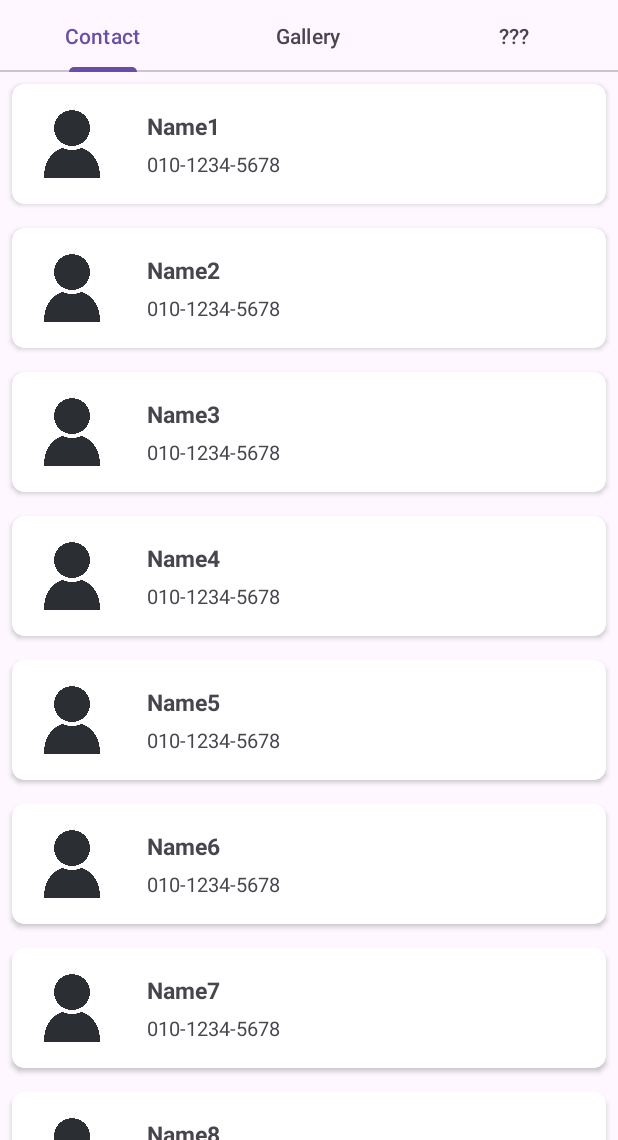
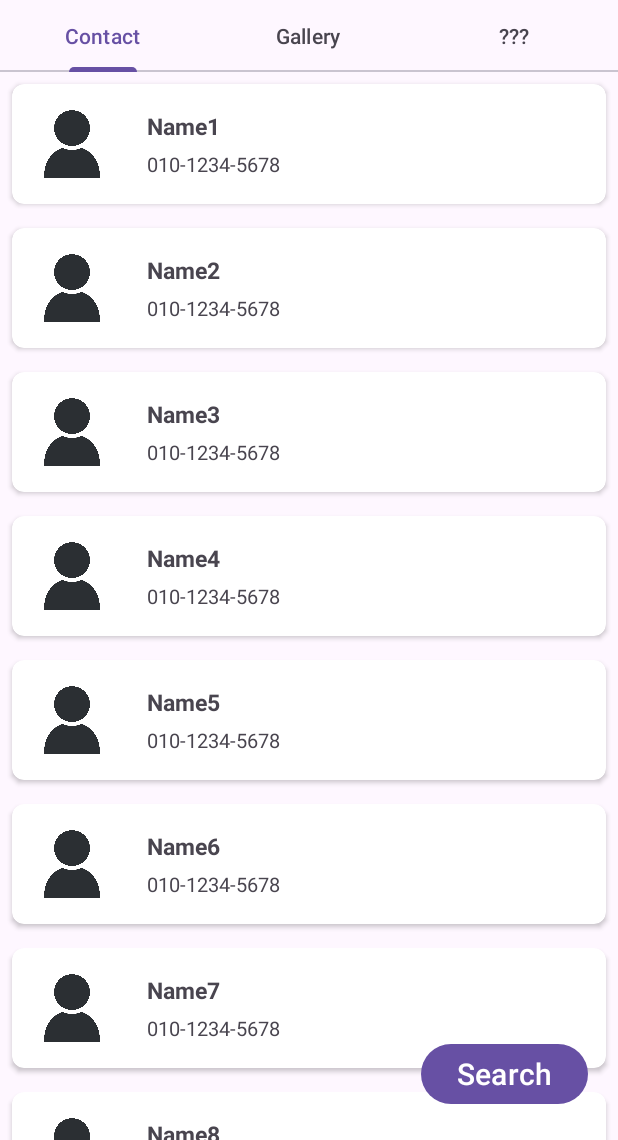
Before and after one commit to jysh1023/Madcamp_Project1_COGAWE, an Android app: the screen it shows after launch (MainActivity), on a phone screen of 412 x 824 dp, the part 96-1236 px from its top. Run offline under Robolectric (Android 15) with nearby library versions, the phone set to English and light mode, and no system bars.

Commit message:
Adding Contact Search Function

```diff
--- a/app/src/main/java/com/example/madcamp_project1/contact/ContactData.kt
+++ b/app/src/main/java/com/example/madcamp_project1/contact/ContactData.kt
@@ -6,5 +6,4 @@ data class ContactData (
     @SerializedName("name") var name: String,
     @SerializedName("contact") var contact: String
 
-
 )
--- a/app/src/main/res/layout/fragment_contact.xml
+++ b/app/src/main/res/layout/fragment_contact.xml
@@ -1,15 +1,31 @@
 <?xml version="1.0" encoding="utf-8"?>
-<LinearLayout xmlns:android="http://schemas.android.com/apk/res/android"
+<androidx.constraintlayout.widget.ConstraintLayout xmlns:android="http://schemas.android.com/apk/res/android"
+    xmlns:app="http://schemas.android.com/apk/res-auto"
     xmlns:tools="http://schemas.android.com/tools"
     android:layout_width="match_parent"
     android:layout_height="match_parent"
     tools:context=".contact.ContactFragment"
-    android:orientation="vertical">
-
+    android:orientation="vertical"
+    android:layout_margin="15dp">
 
     <androidx.recyclerview.widget.RecyclerView
         android:id="@+id/recyclerView"
         android:layout_width="match_parent"
-        android:layout_height="wrap_content"/>
+        android:layout_height="0dp"
+        app:layout_constraintBottom_toBottomOf="parent"
+        app:layout_constraintEnd_toEndOf="parent"
+        app:layout_constraintStart_toStartOf="parent"
+        app:layout_constraintTop_toTopOf="parent"/>
 
-</LinearLayout>
+    <Button
+        android:layout_width="wrap_content"
+        android:layout_height="wrap_content"
+        android:layout_margin="20dp"
+        android:text="Search"
+        android:textSize="20dp"
+        app:layout_constraintBottom_toBottomOf="parent"
+        app:layout_constraintEnd_toEndOf="parent"
+        android:onClick="onButtonClicked"/>
+
+
+</androidx.constraintlayout.widget.ConstraintLayout>
```
Also changed, not shown: app/src/main/java/com/example/madcamp_project1/contact/ContactFragment.kt (+25 -2 lines), app/src/main/java/com/example/madcamp_project1/contact/RecyclerViewAdapter.kt (+39 -1 lines).
